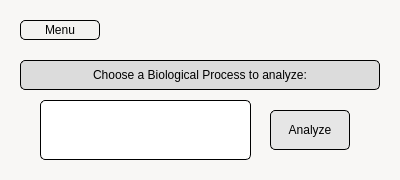
The window that bioprocesswindow.ui (LorenzoTarricone/TranscriptomiC) describes before a commit, drawn with Qt 5.
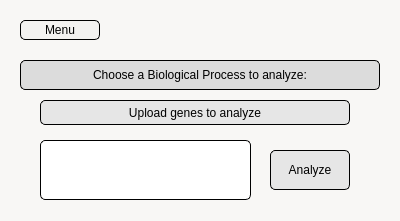
The same window after the commit.

Commit message: Add upload txt file functionality for biological process analyser

```diff
--- a/bioprocesswindow.ui
+++ b/bioprocesswindow.ui
@@ -7,7 +7,7 @@
     <x>0</x>
     <y>0</y>
     <width>400</width>
-    <height>180</height>
+    <height>221</height>
    </rect>
   </property>
   <property name="windowTitle">
@@ -21,7 +21,7 @@
    <property name="geometry">
     <rect>
      <x>40</x>
-     <y>100</y>
+     <y>140</y>
      <width>211</width>
      <height>60</height>
     </rect>
@@ -38,7 +38,7 @@
    <property name="geometry">
     <rect>
      <x>270</x>
-     <y>110</y>
+     <y>150</y>
      <width>80</width>
      <height>40</height>
     </rect>
@@ -104,6 +104,28 @@
     <set>Qt::AlignCenter</set>
    </property>
   </widget>
+  <widget class="QPushButton" name="UploadGenesButton">
+   <property name="geometry">
+    <rect>
+     <x>40</x>
+     <y>100</y>
+     <width>310</width>
+     <height>25</height>
+    </rect>
+   </property>
+   <property name="styleSheet">
+    <string notr="true">background-color: rgb(230,230,230);
+color: rgb(0,0,0);
+border: 1px solid black ;
+border-radius: 5px;
+padding: 0 8px;
+color: rgb(0, 0, 0);
+</string>
+   </property>
+   <property name="text">
+    <string>Upload genes to analyze</string>
+   </property>
+  </widget>
  </widget>
  <resources/>
  <connections/>
```
The commit also changes 2 other files.
